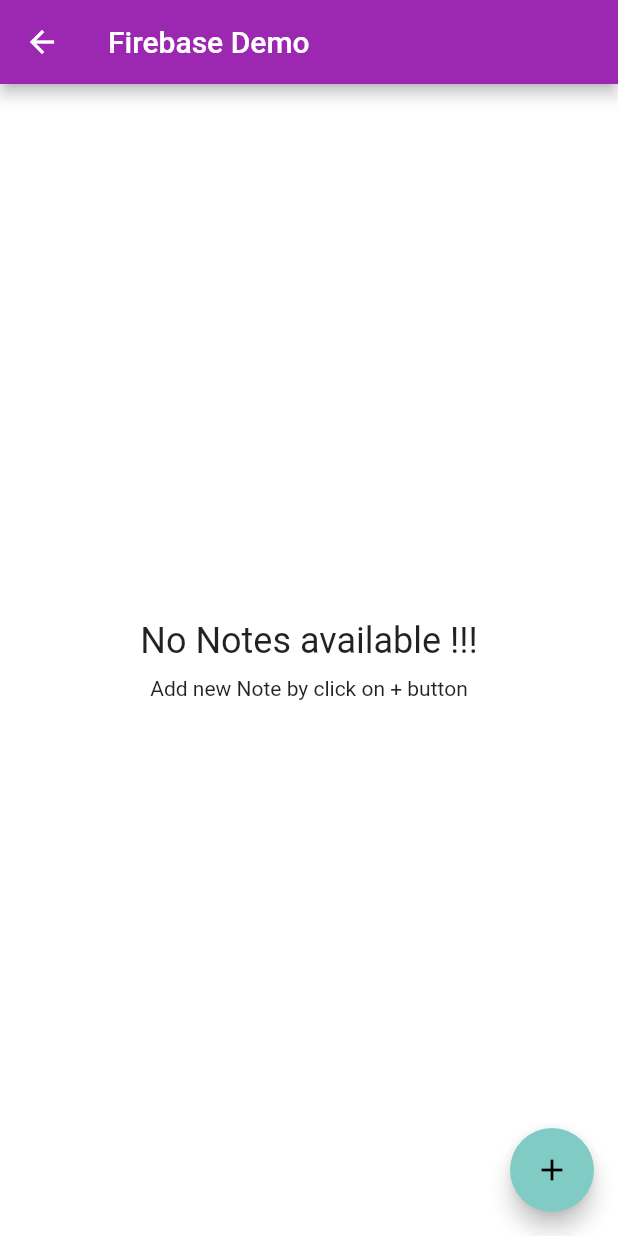
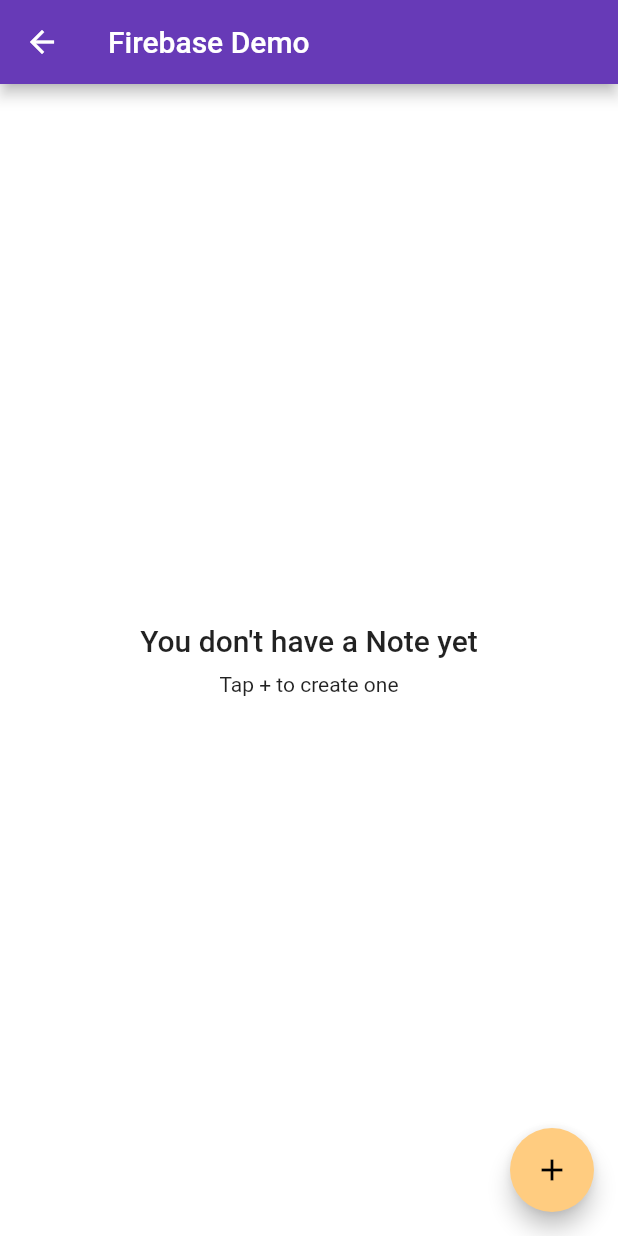
Before and after one commit to milanvadher/FlutterDemo, a Flutter app: the screen it shows after launch, after a tap on "Firebase CRUD", on a phone screen of 412 x 824 dp. Run offline on Flutter 3.47's test engine with Material 2 defaults, Android fonts, the phone set to English and light mode, and no system bars; our stand-ins replace cached_network_image, cloud_firestore, firebase_auth, firebase_crashlytics, firebase_messaging, firebase_storage and 7 more; accounts and stored records are empty.

Commit message:
change theme and add comment in code

```diff
--- a/lib/firebase_crud_demo/firebase_create.dart
+++ b/lib/firebase_crud_demo/firebase_create.dart
@@ -61,7 +61,6 @@ class _FirebaseCreateNoteState extends State<FirebaseCreateNote> {
             padding: EdgeInsets.symmetric(vertical: 10),
             child: TextFormField(
               decoration: InputDecoration(
-                border: OutlineInputBorder(),
                 labelText: 'Title',
                 hintText: 'Note title',
               ),
@@ -85,7 +84,6 @@ class _FirebaseCreateNoteState extends State<FirebaseCreateNote> {
               maxLines: null,
               keyboardType: TextInputType.multiline,
               decoration: InputDecoration(
-                border: OutlineInputBorder(),
                 labelText: 'Discription',
                 hintText: 'Note discription',
               ),
@@ -116,7 +114,7 @@ class _FirebaseCreateNoteState extends State<FirebaseCreateNote> {
       appBar: AppBar(
         title: Text(isEditMode ? 'Update Note' : 'New Note'),
         actions: <Widget>[
-          FlatButton(
+          MaterialButton(
             onPressed: isEditMode ? onNoteUpdate : onNoteSave,
             child: Text(isEditMode ? 'UPDATE' : 'SAVE'),
           ),
--- a/lib/firebase_crud_demo/firebase_crud_demo.dart
+++ b/lib/firebase_crud_demo/firebase_crud_demo.dart
@@ -47,14 +47,14 @@ class _FirebaseDemoState extends State<FirebaseDemo> {
               mainAxisSize: MainAxisSize.min,
               children: <Widget>[
                 Text(
-                  'No Notes available !!!',
-                  style: Theme.of(context).textTheme.headline5,
+                  'You don\'t have a Note yet',
+                  style: Theme.of(context).textTheme.headline6,
                 ),
                 SizedBox(
                   height: 10,
                 ),
                 Text(
-                  'Add new Note by click on + button',
+                  'Tap + to create one',
                   style: Theme.of(context).textTheme.bodyText2,
                 ),
               ],
--- a/lib/main.dart
+++ b/lib/main.dart
@@ -49,15 +49,8 @@ class _MyAppState extends State<MyApp> {
         return MaterialApp(
           title: 'Flutter Demo',
           home: HomePage(),
-          theme: snapshot.data
-              ? ThemeData.from(
-                  colorScheme: AppTheme.darkTheme,
-                  textTheme: TextTheme().apply(fontFamily: 'Google'),
-                )
-              : ThemeData.from(
-                  colorScheme: AppTheme.lightTheme,
-                  textTheme: TextTheme().apply(fontFamily: 'Google'),
-                ),
+          theme: snapshot.data ? AppTheme.darkTheme : AppTheme.lightTheme,
+          themeMode: snapshot.data ? ThemeMode.dark : ThemeMode.light,
         );
       },
     );
--- a/lib/notification/local_notification.dart
+++ b/lib/notification/local_notification.dart
@@ -52,10 +52,6 @@ class LocalNotification {
       autoCancel: true,
       playSound: playSound,
       enableVibration: true,
-      // maxProgress: 100,
-      // progress: 40,
-      // showProgress: false,
-      // onlyAlertOnce: true,
       category: 'CATEGORY_REMINDER',
       ongoing: false,
     );
--- a/lib/sql_demo/sql_demo.dart
+++ b/lib/sql_demo/sql_demo.dart
@@ -135,14 +135,14 @@ class _SQLDemoState extends State<SQLDemo> {
                   mainAxisSize: MainAxisSize.min,
                   children: <Widget>[
                     Text(
-                      'No Notes available !!!',
-                      style: Theme.of(context).textTheme.headline5,
+                      'You don\'t have a Note yet',
+                      style: Theme.of(context).textTheme.headline6,
                     ),
                     SizedBox(
                       height: 10,
                     ),
                     Text(
-                      'Add new Note by click on + button',
+                      'Tap + to create one',
                       style: Theme.of(context).textTheme.bodyText2,
                     ),
                   ],
--- a/lib/theme.dart
+++ b/lib/theme.dart
@@ -1,11 +1,25 @@
 import 'package:flutter/material.dart';
 
 class AppTheme {
-  static final ColorScheme darkTheme = ColorScheme.dark(
-    brightness: Brightness.dark,
-    primary: Colors.purple.shade200,
-    primaryVariant: Colors.purple.shade700,
-    secondary: Colors.teal.shade200,
+  static ShapeBorder shapeBoarder = RoundedRectangleBorder(
+    borderRadius: BorderRadius.circular(4.0),
+  );
+
+  static CardTheme cardTheme = CardTheme(shape: shapeBoarder);
+
+  static ButtonThemeData buttonThemeData = ButtonThemeData(
+    textTheme: ButtonTextTheme.primary,
+    shape: shapeBoarder,
+  );
+
+  static InputDecorationTheme inputDecorationTheme = InputDecorationTheme(
+    border: OutlineInputBorder(),
+  );
+
+  static final ColorScheme darkColorScheme = ColorScheme.dark(
+    primary: Colors.deepPurple.shade200,
+    primaryVariant: Colors.deepPurple.shade700,
+    secondary: Colors.orange.shade200,
     background: Color(0xFF121212),
     surface: Color(0xFF121212),
     error: Color(0xFFCF6679),
@@ -16,12 +30,11 @@ class AppTheme {
     onError: Color(0xFF000000),
   );
 
-  static final ColorScheme lightTheme = ColorScheme.light(
-    brightness: Brightness.light,
-    primary: Colors.purple.shade500,
-    primaryVariant: Colors.purple.shade700,
-    secondary: Colors.teal.shade200,
-    secondaryVariant: Colors.teal.shade900,
+  static final ColorScheme lightColorScheme = ColorScheme.light(
+    primary: Colors.deepPurple.shade500,
+    primaryVariant: Colors.deepPurple.shade700,
+    secondary: Colors.orange.shade200,
+    secondaryVariant: Colors.orange.shade900,
     background: Color(0xFFFFFFFF),
     surface: Color(0xFFFFFFFF),
     error: Color(0xFFB00020),
@@ -31,4 +44,22 @@ class AppTheme {
     onSurface: Color(0xFF000000),
     onError: Color(0xFFFFFFFF),
   );
+
+  static final ThemeData darkTheme = ThemeData.from(
+    colorScheme: darkColorScheme,
+    textTheme: TextTheme().apply(fontFamily: 'Google'),
+  ).copyWith(
+    buttonTheme: buttonThemeData,
+    cardTheme: cardTheme,
+    inputDecorationTheme: inputDecorationTheme,
+  );
+
+  static final ThemeData lightTheme = ThemeData.from(
+    colorScheme: lightColorScheme,
+    textTheme: TextTheme().apply(fontFamily: 'Google'),
+  ).copyWith(
+    buttonTheme: buttonThemeData,
+    cardTheme: cardTheme,
+    inputDecorationTheme: inputDecorationTheme,
+  );
 }
```
Also changed, not shown: lib/firebase_chat_demo/chat.service.dart (+18 -2 lines), lib/firebase_chat_demo/chat_screen.dart (+7 -3 lines), lib/firebase_chat_demo/firebase_chat_demo.dart (+5 -2 lines), lib/sql_demo/create.dart (+2 -7 lines), 1 other file.
